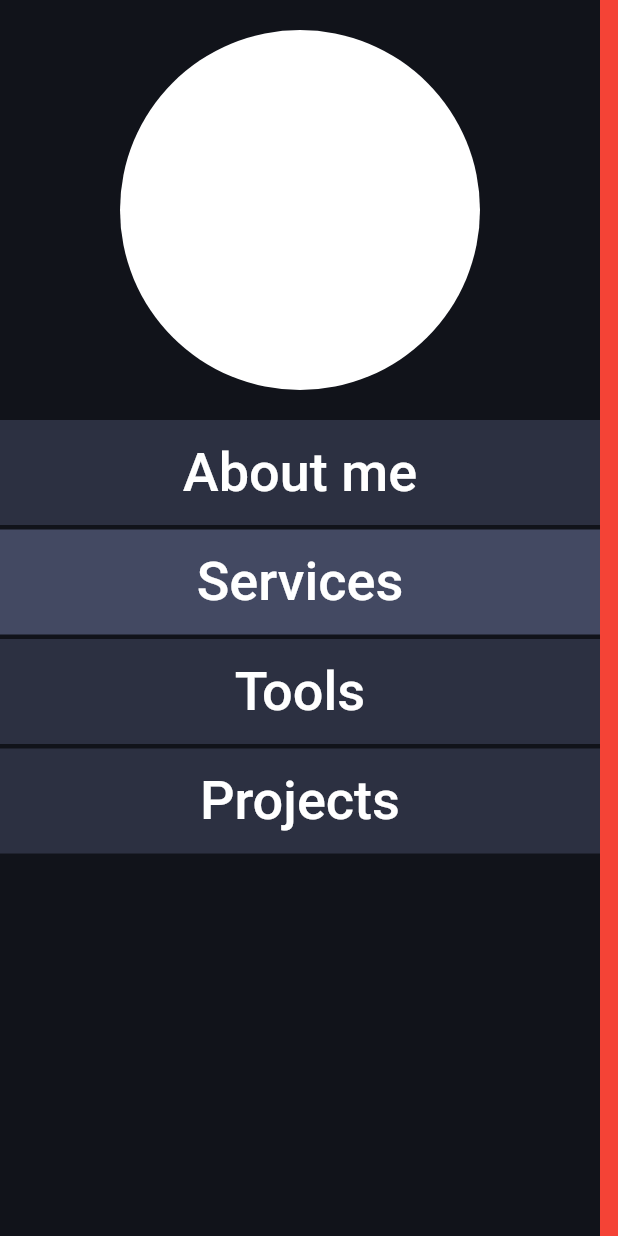
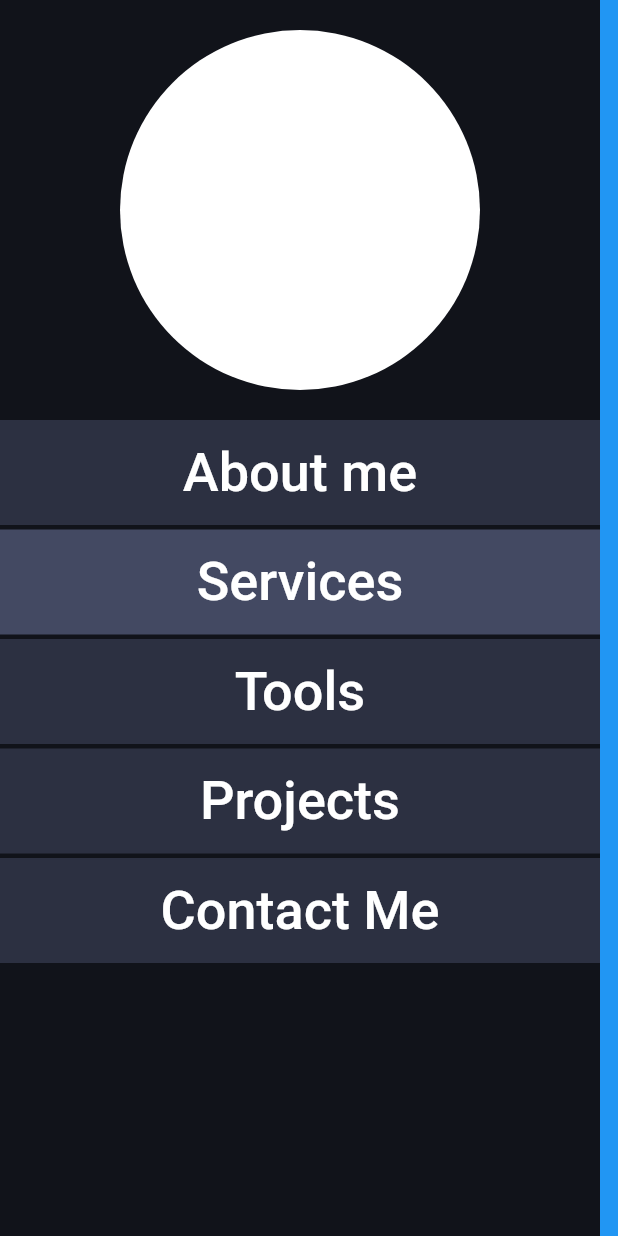
Before and after one commit to 3rs1n4cti0n/rbtwebsite, a Flutter app: the screen it shows after launch, after a tap on "Services", on a phone screen of 412 x 824 dp. Run offline on Flutter 3.47's test engine with Material 2 defaults, Android fonts, the phone set to English and light mode, and no system bars; our stand-ins replace percent_indicator, show_up_animation; missing offline and left inert: dynamic_height_grid_view.

Commit message:
Added a page controller to parent of home_pages.dart (home_page.dart) and pass it down to the child. then added a notifier on navbar_button.dart to animate the pageview to the new selected index.

```diff
--- a/lib/HomePages/home_page_navbar.dart
+++ b/lib/HomePages/home_page_navbar.dart
@@ -1,37 +1,30 @@
 import 'package:flutter/material.dart';
+import 'package:rbtwebsite/Utilities/index_pages.dart';
+import '../Utilities/navbar_button.dart';
 
 class HomePageNavigatorBar extends StatefulWidget {
-  HomePageNavigatorBar({Key? key}) : super(key: key);
+  HomePageNavigatorBar({Key? key, required this.notifyParent}) : super(key: key);
+
+  final Function(int) notifyParent;
 
   @override
   State<HomePageNavigatorBar> createState() => _HomePageNavigationState();
 }
 
-class SelectedIndex{
-  static int selectedIndex = 0;
-  static void changeIndex(int newIndex){
-    selectedIndex = newIndex;
-  }
-  static int getIndex(){
-    return selectedIndex;
-  }
-}
-
 class _HomePageNavigationState extends State<HomePageNavigatorBar> {
   SelectedIndex selectedIndex = SelectedIndex();
-
-  void _onIndexChange(){
-    setState(() {
-    });
-  }
 
   _HomePageNavigationState();
   @override
   void dispose() {
     super.dispose();
   }
+
   @override
   Widget build(BuildContext context) {
+    return ValueListenableBuilder(
+      valueListenable: SelectedIndex.selectedIndex,
+      builder: (context, value, child) {
         return Container(
           width: 400,
           height: double.infinity,
@@ -52,7 +45,7 @@ class _HomePageNavigationState extends State<HomePageNavigatorBar> {
               NavigationButton(
                 name: "About me",
                 index: 0,
-            updateParent: _onIndexChange,
+                notifyParentOnIndexChange: widget.notifyParent,
               ),
               const Flexible(
                   child: SizedBox(
@@ -61,7 +54,7 @@ class _HomePageNavigationState extends State<HomePageNavigatorBar> {
               NavigationButton(
                 name: "Services",
                 index: 1,
-            updateParent: _onIndexChange,
+                notifyParentOnIndexChange: widget.notifyParent,
               ),
               const Flexible(
                   child: SizedBox(
@@ -70,7 +63,7 @@ class _HomePageNavigationState extends State<HomePageNavigatorBar> {
               NavigationButton(
                 name: "Tools",
                 index: 2,
-            updateParent: _onIndexChange,
+                notifyParentOnIndexChange: widget.notifyParent,
               ),
               const Flexible(
                   child: SizedBox(
@@ -79,49 +72,21 @@ class _HomePageNavigationState extends State<HomePageNavigatorBar> {
               NavigationButton(
                 name: "Projects",
                 index: 3,
-            updateParent: _onIndexChange,
+                notifyParentOnIndexChange: widget.notifyParent,
+              ),
+              const Flexible(
+                  child: SizedBox(
+                height: 3,
+              )),
+              NavigationButton(
+                name: "Contact Me",
+                index: 4,
+                notifyParentOnIndexChange: widget.notifyParent,
               ),
             ],
           ),
         );
-  }
-}
-
-class NavigationButton extends StatefulWidget {
-  NavigationButton({
-    Key? key,
-    required this.name, required this.index, required this.updateParent,
-  }) : super(key: key);
-
-  final String name;
-  Color selectedColor = const Color.fromARGB(255, 67, 73, 98);
-  Color idleColor = const Color.fromARGB(255, 44, 48, 65);
-  final int index;
-  final VoidCallback updateParent;
-
-  @override
-  State<NavigationButton> createState() => _NavigationButtonState();
-}
-
-class _NavigationButtonState extends State<NavigationButton> {
-  @override
-  Widget build(BuildContext context) {
-    return Container(
-      width: double.infinity,
-      height: 70,
-      color: SelectedIndex.getIndex() == widget.index ? widget.selectedColor : widget.idleColor,
-      child: TextButton(
-        style: ButtonStyle(overlayColor: MaterialStateProperty.all(Colors.red[900]!.withOpacity(0.2)),),
-        onPressed: () {
-          SelectedIndex.changeIndex(widget.index);
-          widget.updateParent();
       },
-        child: Center(
-            child: Text(
-          widget.name,
-          style: const TextStyle(color: Colors.white, fontSize: 36),
-        )),
-      ),
     );
   }
 }
--- a/lib/HomePages/home_pages.dart
+++ b/lib/HomePages/home_pages.dart
@@ -1,25 +1,58 @@
+import 'package:flutter/gestures.dart';
 import 'package:flutter/material.dart';
+import 'package:rbtwebsite/PageViewPages/about_me.dart';
+import 'package:rbtwebsite/Utilities/index_pages.dart';
 
 class HomePages extends StatefulWidget {
-  HomePages({Key? key}) : super(key: key);
+  HomePages({Key? key, required this.onPageChangedNotifyParent, required this.controller})
+      : super(key: key);
+
+  late PageController controller;
+  final VoidCallback onPageChangedNotifyParent;
 
   @override
   State<HomePages> createState() => _HomePagesState();
 }
 
 class _HomePagesState extends State<HomePages> {
+  late ScrollPhysics _scrollPhysics;
+  @override
+  void initState() {
+    _scrollPhysics = const ScrollPhysics();
+    super.initState();
+  }
+
   @override
   Widget build(BuildContext context) {
-    return Container(
-      width: MediaQuery.of(context).size.width-400,
+    return ValueListenableBuilder(
+        valueListenable: SelectedIndex.selectedIndex,
+        builder: (context, value, child) {
+          return SizedBox(
+            width: MediaQuery.of(context).size.width - 400,
             height: double.infinity,
             child: PageView(
+              dragStartBehavior: DragStartBehavior.down,
+              onPageChanged: ((newPage) {
+                SelectedIndex.selectedIndex.value = newPage;
+              }),
+              controller: widget.controller,
+              scrollDirection: Axis.vertical,
+              physics: _scrollPhysics,
               children: [
-          Container(color: Colors.red,),
-          Container(color: Colors.blue,),
-          Container(color: Colors.green,),
+                AboutMe(),
+                Container(
+                  color: Colors.blue,
+                ),
+                Container(
+                  color: Colors.green,
+                ),
+                AboutMe(),
+                Container(
+                  color: Colors.blue,
+                ),
               ],
             ),
           );
+        });
   }
 }
--- /dev/null
+++ b/lib/PageViewPages/about_me.dart
@@ -0,0 +1,12 @@
+import 'package:flutter/material.dart';
+
+class AboutMe extends StatelessWidget {
+  const AboutMe({
+    Key? key,
+  }) : super(key: key);
+
+  @override
+  Widget build(BuildContext context) {
+    return Container(color: Colors.red,);
+  }
+}
--- /dev/null
+++ b/lib/Utilities/index_pages.dart
@@ -0,0 +1,6 @@
+
+import 'package:flutter/cupertino.dart';
+
+class SelectedIndex with ChangeNotifier{
+  static ValueNotifier<int> selectedIndex = ValueNotifier(0);
+}
--- /dev/null
+++ b/lib/Utilities/navbar_button.dart
@@ -0,0 +1,42 @@
+import 'package:flutter/material.dart';
+import 'package:rbtwebsite/Utilities/index_pages.dart';
+import 'package:rbtwebsite/HomePages/home_pages.dart';
+
+class NavigationButton extends StatefulWidget {
+  NavigationButton({
+    Key? key,
+    required this.name, required this.index, required this.notifyParentOnIndexChange,
+  }) : super(key: key);
+
+  final String name;
+  final Color selectedColor = const Color.fromARGB(255, 67, 73, 98);
+  final Color idleColor = const Color.fromARGB(255, 44, 48, 65);
+  final int index;
+  final Function(int) notifyParentOnIndexChange;
+
+  @override
+  State<NavigationButton> createState() => _NavigationButtonState();
+}
+
+class _NavigationButtonState extends State<NavigationButton> {
+  @override
+  Widget build(BuildContext context) {
+    return Container(
+      width: double.infinity,
+      height: 70,
+      color: SelectedIndex.selectedIndex.value == widget.index ? widget.selectedColor : widget.idleColor,
+      child: TextButton(
+        style: ButtonStyle(overlayColor: MaterialStateProperty.all(Colors.red[900]!.withOpacity(0.2)),),
+        onPressed: () {
+          SelectedIndex.selectedIndex.value = widget.index;
+          widget.notifyParentOnIndexChange(widget.index);
+        },
+        child: Center(
+            child: Text(
+          widget.name,
+          style: const TextStyle(color: Colors.white, fontSize: 36),
+        )),
+      ),
+    );
+  }
+}
--- a/lib/home_page.dart
+++ b/lib/home_page.dart
@@ -14,29 +14,42 @@ class _HomePageState extends State<HomePage> with TickerProviderStateMixin {
   final initHeight = 0.0;
   final maxHeight = 500.0;
   final maxWidth = 800.0;
+
   late Size currentSize;
   late double pageHeight;
   late double screenWidth = MediaQuery.of(context).size.width;
   late double screenHeight = MediaQuery.of(context).size.height;
-
+  late PageController controller;
   @override
   void initState() {
+    controller = PageController(initialPage: 0);
     currentSize = Size(maxWidth, maxHeight);
     super.initState();
   }
 
+  void updateUI() {
+    setState(() {});
+  }
+
+  void updatePageViewOnButtonPress(int newPage) {
+    controller.animateToPage(newPage,
+       duration: Duration(milliseconds: 500), curve: Curves.fastOutSlowIn);
+    //controller.jumpToPage(newPage);
+  }
+
   @override
   Widget build(BuildContext context) {
-
     return mainPage(context);
   }
 
   Widget mainPage(BuildContext context) {
-
     return Row(
       children: [
-        HomePageNavigatorBar(),
-        HomePages(),
+        HomePageNavigatorBar(notifyParent: updatePageViewOnButtonPress,),
+        HomePages(
+          onPageChangedNotifyParent: updateUI,
+          controller: controller,
+        ),
       ],
     );
   }
```
Lines whose indentation alone changed are shown as unchanged.
